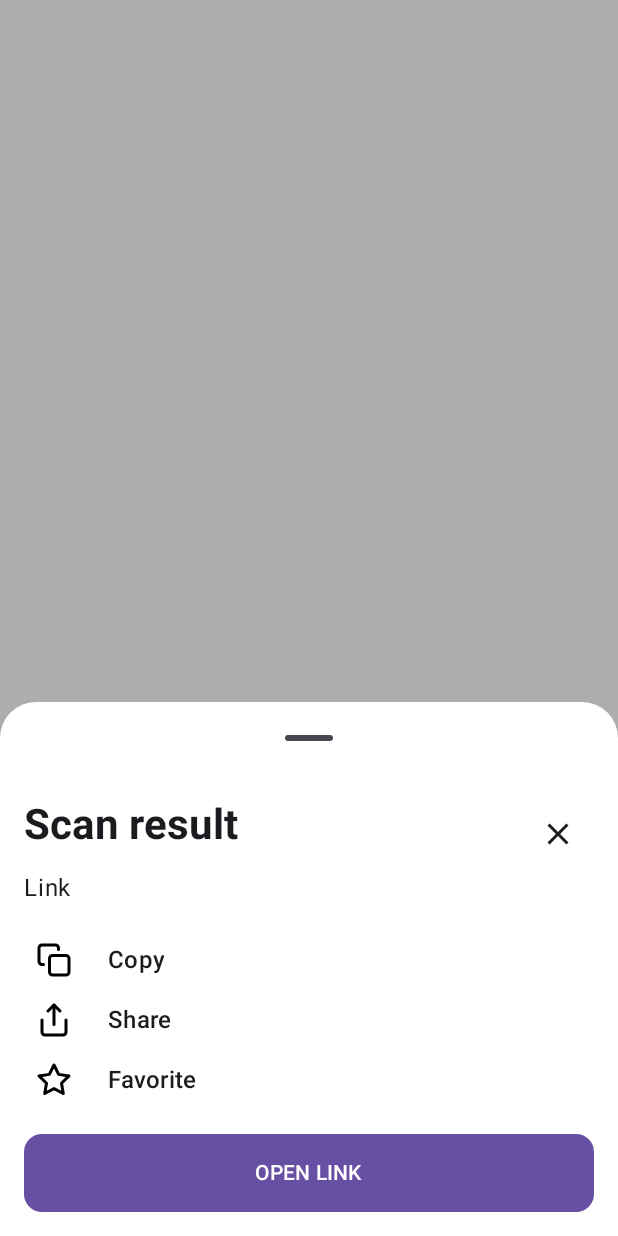
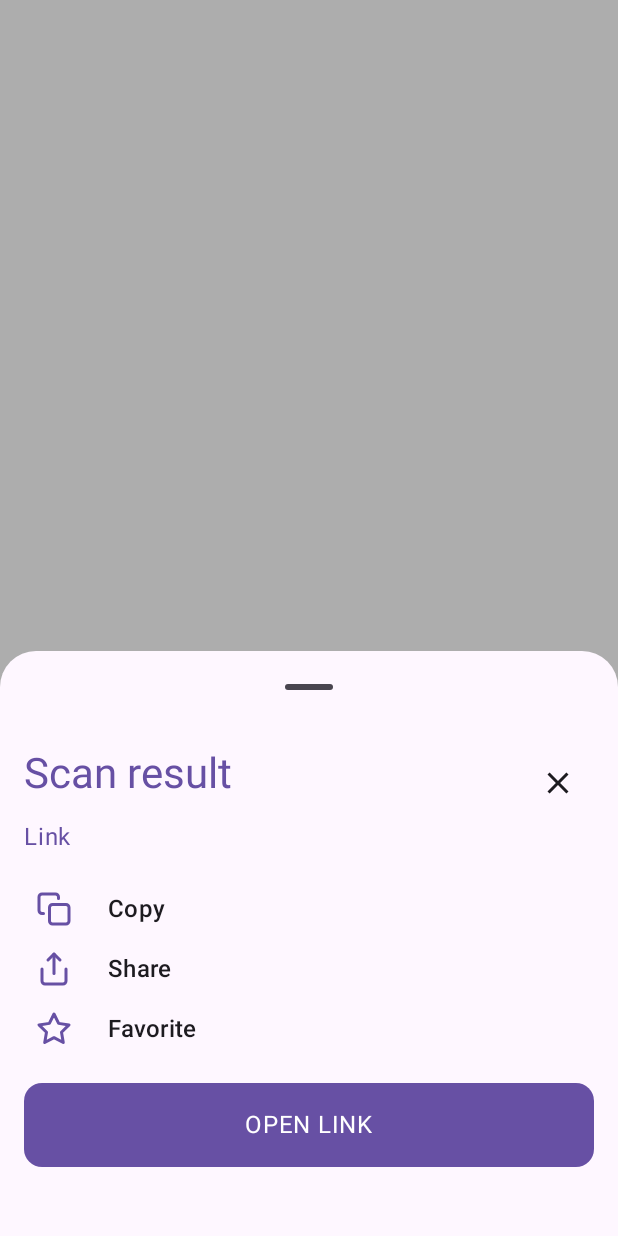
Before and after one commit to Krirati/qr-code, an Android app built with Jetpack Compose: the @Preview function LinkDetailBottomSheetPreview, on a phone screen of 412 x 824 dp. Run offline under Robolectric (Android 15) with nearby library versions, the phone set to English and light mode, and no system bars.

Commit message:
[Feature] improve status bar icon support dark theme part 2 and bottom sheet edge to edge

```diff
--- a/app/src/main/java/com/kstudio/qrcode/features/generate/GenerateScreen.kt
+++ b/app/src/main/java/com/kstudio/qrcode/features/generate/GenerateScreen.kt
@@ -9,6 +9,7 @@ import android.net.Uri
 import android.widget.Toast
 import androidx.compose.foundation.Image
 import androidx.compose.foundation.background
+import androidx.compose.foundation.isSystemInDarkTheme
 import androidx.compose.foundation.layout.Column
 import androidx.compose.foundation.layout.Row
 import androidx.compose.foundation.layout.Spacer
@@ -69,6 +70,7 @@ fun GenerateScreen(
     val navController = LocalNavController.current
     val bitmapImage by viewModel.qrBitmap.collectAsStateWithLifecycle(null)
     val storagePermissionState = rememberPermissionState(Manifest.permission.WRITE_EXTERNAL_STORAGE)
+    val isDarkTheme = isSystemInDarkTheme()
 
     SideEffect {
         if (!storagePermissionState.status.isGranted) {
@@ -79,7 +81,7 @@ fun GenerateScreen(
     DisposableEffect(Unit) {
         WindowCompat.getInsetsController(window, window.decorView).apply {
             isAppearanceLightNavigationBars = true
-            isAppearanceLightStatusBars = true
+            isAppearanceLightStatusBars = !isDarkTheme
         }
 
         onDispose {
--- a/app/src/main/java/com/kstudio/qrcode/features/scan/ScanScreen.kt
+++ b/app/src/main/java/com/kstudio/qrcode/features/scan/ScanScreen.kt
@@ -87,7 +87,7 @@ fun ScanScreen(
     val context = LocalContext.current
     val cameraPermissionState = rememberPermissionState(Manifest.permission.CAMERA)
     val scope = rememberCoroutineScope()
-    val sheetState = rememberModalBottomSheetState()
+    val sheetState = rememberModalBottomSheetState(skipPartiallyExpanded = true)
     var showBottomSheet by rememberSaveable { mutableStateOf(false) }
     val uiState by viewModel.uiState.collectAsStateWithLifecycle()
     val debouncedUiState by remember { derivedStateOf { uiState } }
@@ -117,6 +117,7 @@ fun ScanScreen(
                 if (state is UiState.DisplayBottomSheet) {
                     viewModel.saveScanHistory(state.data)
                     LinkDetailBottomSheet(
+                        modifier = Modifier.padding(paddingValues),
                         scope = scope,
                         onClose = {
                             showBottomSheet = false
--- a/app/src/main/java/com/kstudio/qrcode/ui/component/bottomsheet/LinkDetailBottomSheet.kt
+++ b/app/src/main/java/com/kstudio/qrcode/ui/component/bottomsheet/LinkDetailBottomSheet.kt
@@ -10,6 +10,7 @@ import androidx.compose.foundation.layout.Arrangement
 import androidx.compose.foundation.layout.Column
 import androidx.compose.foundation.layout.Row
 import androidx.compose.foundation.layout.Spacer
+import androidx.compose.foundation.layout.WindowInsets
 import androidx.compose.foundation.layout.fillMaxWidth
 import androidx.compose.foundation.layout.height
 import androidx.compose.foundation.layout.padding
@@ -36,7 +37,6 @@ import androidx.compose.runtime.rememberCoroutineScope
 import androidx.compose.runtime.setValue
 import androidx.compose.ui.Alignment
 import androidx.compose.ui.Modifier
-import androidx.compose.ui.graphics.Color
 import androidx.compose.ui.platform.ClipboardManager
 import androidx.compose.ui.platform.LocalClipboardManager
 import androidx.compose.ui.platform.LocalContext
@@ -55,6 +55,7 @@ import kotlinx.coroutines.launch
 @OptIn(ExperimentalMaterial3Api::class)
 @Composable
 fun LinkDetailBottomSheet(
+    modifier: Modifier,
     onClose: () -> Unit,
     onClickFavorite: () -> Unit,
     sheetState: SheetState,
@@ -71,9 +72,10 @@ fun LinkDetailBottomSheet(
     }
 
     ModalBottomSheet(
-        containerColor = Color.White,
+        containerColor = MaterialTheme.colorScheme.background,
         sheetState = sheetState,
         onDismissRequest = onClose,
+        contentWindowInsets = { WindowInsets(bottom = 30.dp) },
         shape = RoundedCornerShape(topStart = 24.dp, topEnd = 24.dp)
     ) {
         Column(
@@ -86,15 +88,15 @@ fun LinkDetailBottomSheet(
             ) {
                 Text(
                     "Scan result",
-                    style = MaterialTheme.typography.headlineMedium,
-                    fontWeight = FontWeight.Bold
+                    style = MaterialTheme.typography.headlineMedium.copy(color = MaterialTheme.colorScheme.primary),
                 )
                 IconButton(onClick = handleOnClose(scope, sheetState, onClose)) {
                     Icon(Icons.Default.Clear, contentDescription = "Close modal detail")
                 }
             }
             Text(
-                "Link ${data.link}", style = MaterialTheme.typography.bodyLarge,
+                "Link ${data.link}",
+                style = MaterialTheme.typography.bodyLarge.copy(color = MaterialTheme.colorScheme.primary),
                 fontWeight = FontWeight.Normal
             )
             Spacer(modifier = Modifier.height(16.dp))
@@ -117,14 +119,18 @@ fun LinkDetailBottomSheet(
             Button({
                 openExternalLink(data, context)
             }, modifier = Modifier.fillMaxWidth(), shape = RoundedCornerShape(12.dp)) {
-                Text(stringResource(R.string.open_link), Modifier.padding(vertical = 8.dp, horizontal = 16.dp))
+                Text(
+                    stringResource(R.string.open_link),
+                    Modifier.padding(vertical = 8.dp, horizontal = 16.dp),
+                    style = MaterialTheme.typography.bodyLarge.copy(color = MaterialTheme.colorScheme.onPrimary)
+                )
             }
         }
     }
 }
 
 private fun openExternalLink(data: BottomSheetData, context: Context) {
-   val result = runCatching {
+    val result = runCatching {
         val intent = Intent().apply {
             setAction(Intent.ACTION_VIEW)
             setData(Uri.parse(data.link))
@@ -145,7 +151,8 @@ private fun copyQrData(
 ): () -> Unit = {
     clipboardManager.setText(AnnotatedString(data.link))
     if (Build.VERSION.SDK_INT <= Build.VERSION_CODES.S_V2) {
-        Toast.makeText(context, context.getString(R.string.toast_copy_success), Toast.LENGTH_SHORT).show()
+        Toast.makeText(context, context.getString(R.string.toast_copy_success), Toast.LENGTH_SHORT)
+            .show()
     }
 }
 
@@ -187,7 +194,7 @@ private fun MenuButton(text: String, icon: Int, onClick: () -> Unit) {
         Icon(
             painter = painterResource(icon),
             contentDescription = text,
-            tint = Color.Unspecified
+            tint = MaterialTheme.colorScheme.primary
         )
         Spacer(Modifier.width(24.dp))
         Text(
@@ -208,7 +215,8 @@ private fun LinkDetailBottomSheetPreview() {
             onClickFavorite = {},
             sheetState = sheetState,
             scope = scope,
-            data = BottomSheetData(0, false, "")
+            data = BottomSheetData(0, false, ""),
+            modifier = Modifier
         )
     }
 }
```
Also changed, not shown: app/src/main/java/com/kstudio/qrcode/features/history/HistoryScreen.kt (+8 -3 lines).
